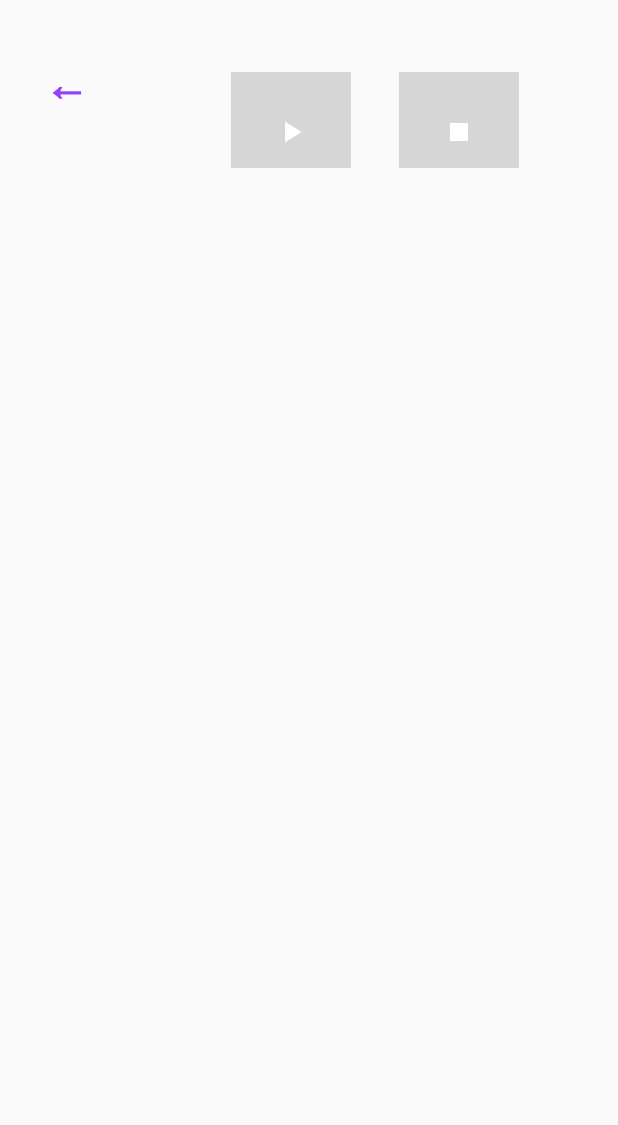
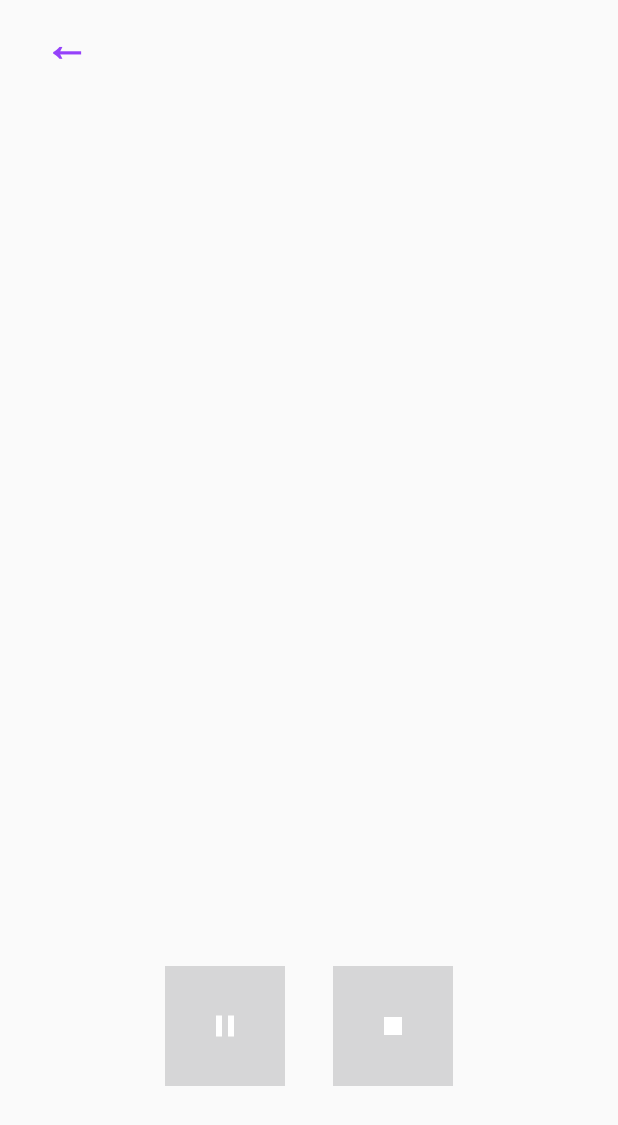
Before and after one commit to SergioEderCervantes/Reproductor-Examen-2, an Android app built with Jetpack Compose: the ReproductorActivity screen opened directly, with no data from a screen before it, on a phone screen of 412 x 824 dp. Shown: the top 1125 px of the screen. Run offline under Robolectric (Android 15) with nearby library versions, the phone set to English and light mode, and no system bars; 1 statement that could not run was skipped.

Commit message:
mejorada ui del reproductor

```diff
--- a/app/src/main/java/com/example/examenreproductor/ReproductorActivity.kt
+++ b/app/src/main/java/com/example/examenreproductor/ReproductorActivity.kt
@@ -18,6 +18,8 @@ class ReproductorActivity : AppCompatActivity() {
 
         musicPlayer = MusicPlayer(this)
         musicPlayer.initializePlayer(songName!!.toLowerCase().replace(" ", "_"))
+        musicPlayer.play()
+        b.musicPlayerView.setPlaying(true)
 
         b.musicPlayerView.setOnPlayPauseClickListener {
             if (musicPlayer.isPlaying()) {
--- a/app/src/main/res/layout/activity_reproductor.xml
+++ b/app/src/main/res/layout/activity_reproductor.xml
@@ -9,7 +9,8 @@
         android:layout_width="match_parent"
         android:layout_height="wrap_content"
         android:orientation="horizontal"
-        android:gravity="center">
+        android:gravity="center"
+        >
 
         <Button
             android:id="@+id/back_button"
@@ -26,17 +27,25 @@
             android:id="@+id/song_name_textview"
             android:layout_width="wrap_content"
             android:layout_height="wrap_content"
+            android:layout_weight="1"
             android:textSize="24sp"
             android:textStyle="bold"
             android:textColor="@color/primary_color"
             android:layout_marginTop="16dp"/>
 
+
+
+    </LinearLayout>
+
+    <LinearLayout
+        android:layout_width="match_parent"
+        android:layout_height="586dp"
+        android:orientation="horizontal"></LinearLayout>
+
     <com.example.examenreproductor.view.MusicPlayerView
         android:id="@+id/music_player_view"
         android:layout_width="match_parent"
         android:layout_height="wrap_content"
-        android:layout_marginTop="32dp"/>
+         />
 
 </LinearLayout>
-
-</LinearLayout>
```
Lines whose indentation alone changed are shown as unchanged.
